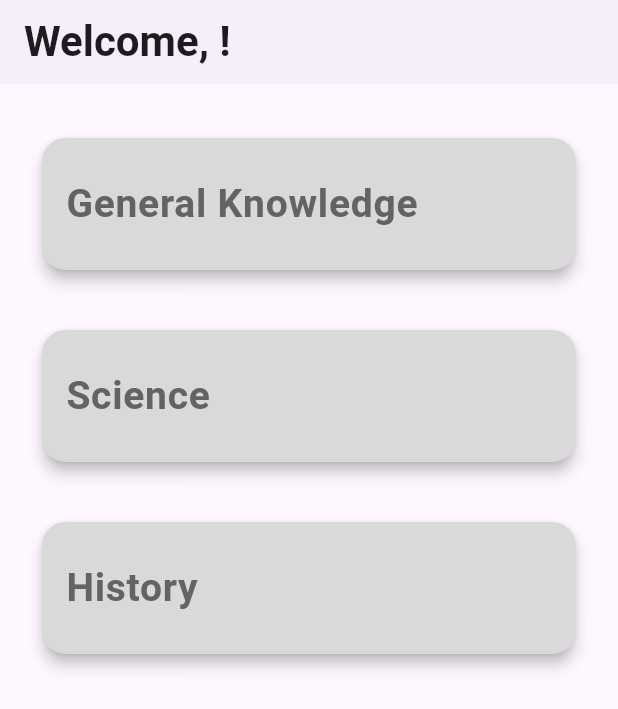
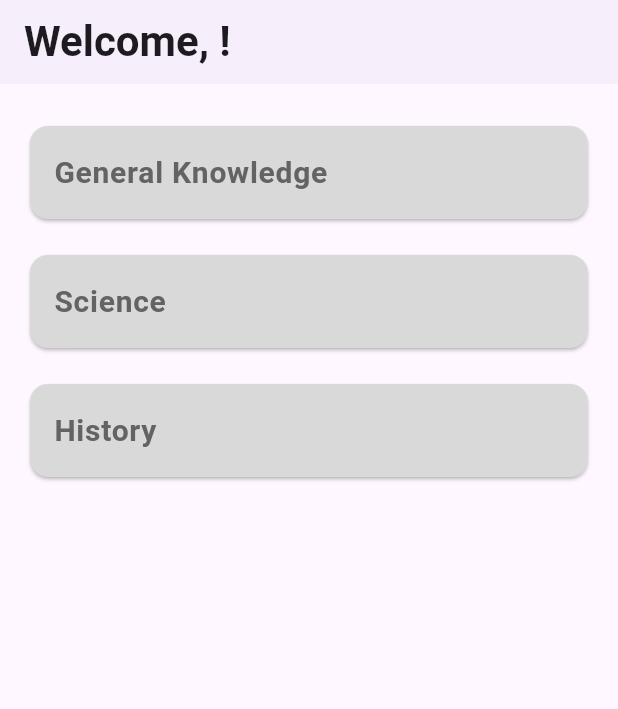
Before and after one commit to VASANTH04032004/quiz_app, a Flutter app: the HomeScreen screen opened directly with empty values, on a phone screen of 412 x 824 dp. Shown: the top 709 px of the screen. Run offline on Flutter 3.47's test engine with Material 3 defaults, Android fonts, the phone set to English and light mode, and no system bars.

Commit message:
quiz ui changes

```diff
--- a/lib/screen/home_screen.dart
+++ b/lib/screen/home_screen.dart
@@ -74,35 +74,27 @@ class _HomeScreenState extends State<HomeScreen> with SingleTickerProviderStateM
 
 
   Widget buildCategoryCard(BuildContext context, String title) {
-    return Padding(
-      padding: const EdgeInsets.symmetric(horizontal: 8.0),
-      child: Container(
+    return Container(
       width: double.infinity,
-        margin: const EdgeInsets.symmetric(vertical: 16),
+      height: 70,
+      margin: EdgeInsets.symmetric(vertical: 8),
       child: Card(
         color: Color(0xFFD9D9D9),
-          shape: RoundedRectangleBorder(
-            borderRadius: BorderRadius.circular(16.0),
-          ),
-          elevation: 4,
-          child: Padding(
-            padding: const EdgeInsets.all(16.0),
+        child: Center(
           child: ListTile(
             title: Text(
               title,
               style: TextStyle(
                 color: Color(0xFF636364),
-                  fontSize: 26,
+                fontSize: 20,
                 fontWeight: FontWeight.bold,
               ),
             ),
-              contentPadding: EdgeInsets.zero,
             onTap: () {
               Navigator.of(context).push(_customPageTransition(
                 QuizScreen(category: title, userName: widget.userName),
               ));
             },
-            ),
           ),
         ),
       ),
@@ -126,9 +118,32 @@ class _HomeScreenState extends State<HomeScreen> with SingleTickerProviderStateM
     );
   }
 
+  PageRouteBuilder _customPageTransition(Widget page) {
+    return PageRouteBuilder(
+      pageBuilder: (context, animation, secondaryAnimation) => page,
+      transitionsBuilder: (context, animation, secondaryAnimation, child) {
+        const begin = Offset(0.0, 0.05);
+        const end = Offset.zero;
+        const curve = Curves.easeInOut;
+
+        var tween = Tween(begin: begin, end: end).chain(CurveTween(curve: curve));
+        var offsetAnimation = animation.drive(tween);
+
+        return SlideTransition(position: offsetAnimation, child: child);
+      },
+    );
+  }
+
   @override
   void dispose() {
     _animationController.dispose();
     super.dispose();
   }
 }
+
+  @override
+  void dispose() {
+    _animationController.dispose();
+    super.dispose();
+  }
+}
--- a/lib/screen/quiz_screen.dart
+++ b/lib/screen/quiz_screen.dart
@@ -75,6 +75,8 @@ class _QuizScreenState extends State<QuizScreen> with SingleTickerProviderStateM
       );
     }
 
+    double progress = _currentQuestionIndex / _quizCategory!.questions.length;
+
     return Scaffold(
       appBar: AppBar(
         title: Text(widget.category),
@@ -113,6 +115,7 @@ class _QuizScreenState extends State<QuizScreen> with SingleTickerProviderStateM
                     },
                   ),
                 ),
+                )
               ),
               Expanded(
                 child: Padding(
@@ -132,6 +135,7 @@ class _QuizScreenState extends State<QuizScreen> with SingleTickerProviderStateM
                           ),
                         ),
                       ),
+                      SizedBox(height: 20),
                       Expanded(
                         child: ListView(
                           children: _quizCategory!.questions[_currentQuestionIndex].answers.map<Widget>((answer) {
```
Also changed, not shown: lib/screen/name_input_screen.dart (+12 -0 lines). Lines whose indentation alone changed are shown as unchanged.
